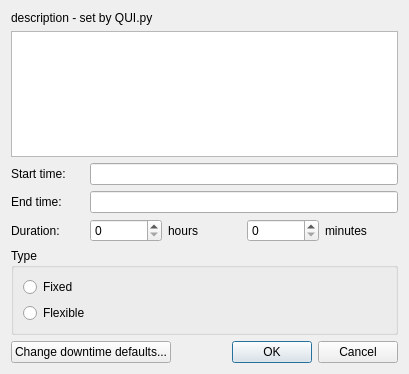
First picture: the form in Nagstamon/Nagstamon/QUI/dialog_downtime.ui, repository HenriWahl/Nagstamon, before the edit.
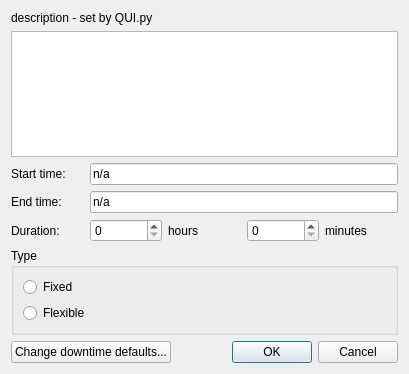
Second picture: the form after the edit.

What changed in the file:
```diff
--- a/Nagstamon/Nagstamon/QUI/dialog_downtime.ui
+++ b/Nagstamon/Nagstamon/QUI/dialog_downtime.ui
@@ -77,7 +77,11 @@
     </widget>
    </item>
    <item row="2" column="1" colspan="4">
-    <widget class="QLineEdit" name="input_lineedit_start_time"/>
+    <widget class="QLineEdit" name="input_lineedit_start_time">
+     <property name="text">
+      <string>n/a</string>
+     </property>
+    </widget>
    </item>
    <item row="3" column="0">
     <widget class="QLabel" name="label_end_time">
@@ -110,7 +114,11 @@
     </widget>
    </item>
    <item row="3" column="1" colspan="4">
-    <widget class="QLineEdit" name="input_lineedit_end_time"/>
+    <widget class="QLineEdit" name="input_lineedit_end_time">
+     <property name="text">
+      <string>n/a</string>
+     </property>
+    </widget>
    </item>
    <item row="1" column="0" colspan="5">
     <widget class="QTextEdit" name="input_textedit_comment">
```
